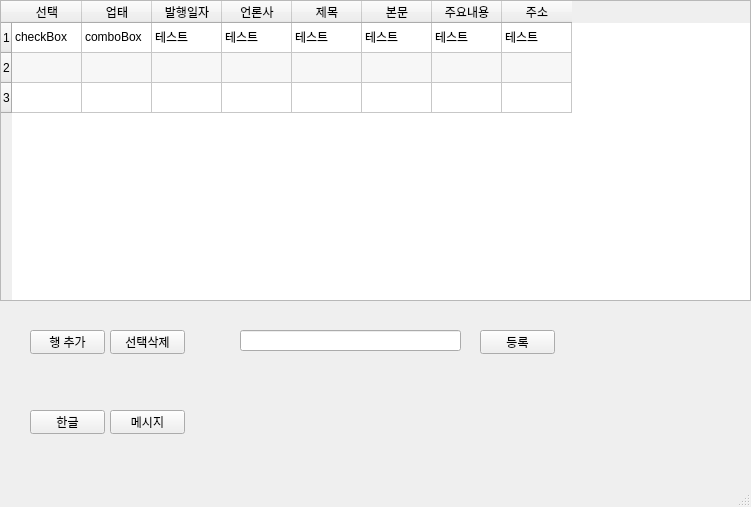
The window that ui/main.ui (memoday/HGUtil-2.0) describes before a commit, drawn with Qt 5.
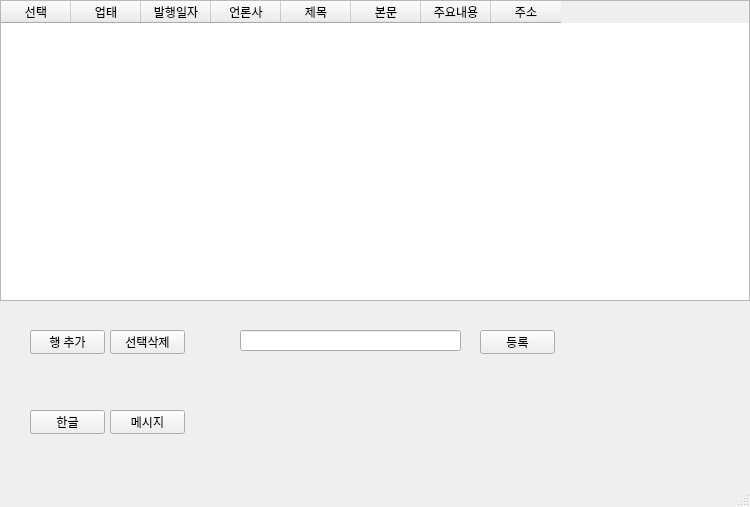
The same window after the commit.

Diff of the .ui file:
```diff
--- a/ui/main.ui
+++ b/ui/main.ui
@@ -6,7 +6,7 @@
    <rect>
     <x>0</x>
     <y>0</y>
-    <width>751</width>
+    <width>750</width>
     <height>507</height>
    </rect>
   </property>
@@ -19,7 +19,7 @@
      <rect>
       <x>0</x>
       <y>0</y>
-      <width>751</width>
+      <width>750</width>
       <height>301</height>
      </rect>
     </property>
@@ -33,7 +33,7 @@
      <bool>false</bool>
     </property>
     <property name="rowCount">
-     <number>3</number>
+     <number>0</number>
     </property>
     <attribute name="horizontalHeaderDefaultSectionSize">
      <number>70</number>
@@ -41,9 +41,6 @@
     <attribute name="verticalHeaderShowSortIndicator" stdset="0">
      <bool>false</bool>
     </attribute>
-    <row/>
-    <row/>
-    <row/>
     <column>
      <property name="text">
       <string>선택</string>
@@ -84,46 +81,6 @@
       <string>주소</string>
      </property>
     </column>
-    <item row="0" column="0">
-     <property name="text">
-      <string>checkBox</string>
-     </property>
-    </item>
-    <item row="0" column="1">
-     <property name="text">
-      <string>comboBox</string>
-     </property>
-    </item>
-    <item row="0" column="2">
-     <property name="text">
-      <string>테스트</string>
-     </property>
-    </item>
-    <item row="0" column="3">
-     <property name="text">
-      <string>테스트</string>
-     </property>
-    </item>
-    <item row="0" column="4">
-     <property name="text">
-      <string>테스트</string>
-     </property>
-    </item>
-    <item row="0" column="5">
-     <property name="text">
-      <string>테스트</string>
-     </property>
-    </item>
-    <item row="0" column="6">
-     <property name="text">
-      <string>테스트</string>
-     </property>
-    </item>
-    <item row="0" column="7">
-     <property name="text">
-      <string>테스트</string>
-     </property>
-    </item>
    </widget>
    <widget class="QPushButton" name="btn_delete">
     <property name="geometry">
```
Left out of the diff: 4 changed lines with no effect on the pictures.
